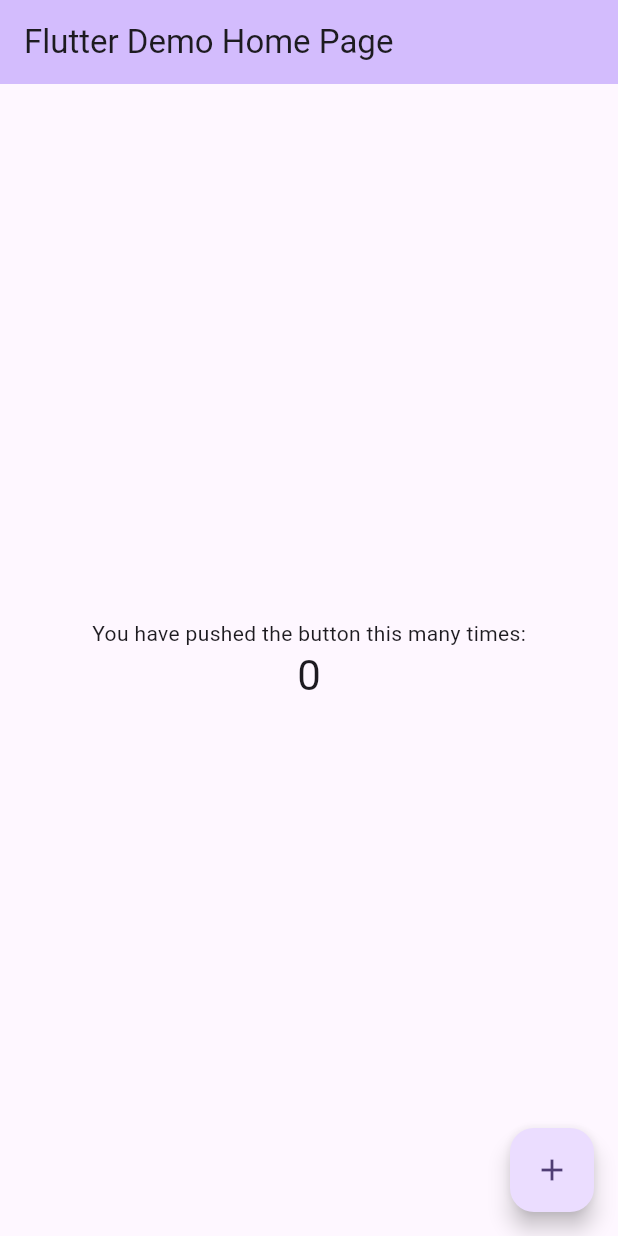
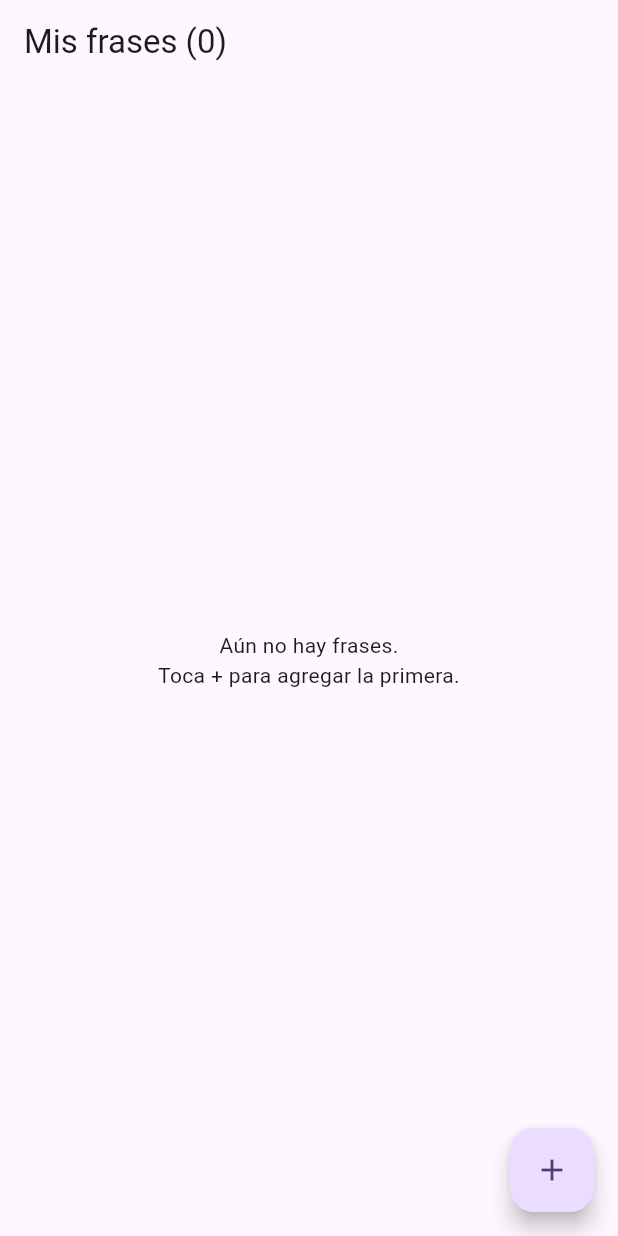
Before and after one commit to daga123-prog/03-dam-frases-DGarcia, a Flutter app: the screen it shows after launch, on a phone screen of 412 x 824 dp. Run offline on Flutter 3.47's test engine with Material 3 defaults, Android fonts, the phone set to English and light mode, and no system bars; our stand-ins replace sqflite; accounts and stored records are empty.

Commit message:
feat: creando la pantalla principal

```diff
--- a/lib/main.dart
+++ b/lib/main.dart
@@ -1,4 +1,5 @@
 import 'package:flutter/material.dart';
+import 'package:frasesapp/screens/home_screen.dart';
 
 void main() {
   runApp(const MyApp());
@@ -7,116 +8,16 @@ void main() {
 class MyApp extends StatelessWidget {
   const MyApp({super.key});
 
-  // This widget is the root of your application.
   @override
   Widget build(BuildContext context) {
     return MaterialApp(
-      title: 'Flutter Demo',
+      debugShowCheckedModeBanner: false,
+      title: 'App de Frases',
       theme: ThemeData(
-        // This is the theme of your application.
-        //
-        // TRY THIS: Try running your application with "flutter run". You'll see
-        // the application has a purple toolbar. Then, without quitting the app,
-        // try changing the seedColor in the colorScheme below to Colors.green
-        // and then invoke "hot reload" (save your changes or press the "hot
-        // reload" button in a Flutter-supported IDE, or press "r" if you used
-        // the command line to start the app).
-        //
-        // Notice that the counter didn't reset back to zero; the application
-        // state is not lost during the reload. To reset the state, use hot
-        // restart instead.
-        //
-        // This works for code too, not just values: Most code changes can be
-        // tested with just a hot reload.
-        colorScheme: .fromSeed(seedColor: Colors.deepPurple),
+        colorScheme: ColorScheme.fromSeed(seedColor: Colors.deepPurple),
+        useMaterial3: true,
       ),
-      home: const MyHomePage(title: 'Flutter Demo Home Page'),
+      home: const HomeScreen(),
     );
   }
 }
-
-class MyHomePage extends StatefulWidget {
-  const MyHomePage({super.key, required this.title});
-
-  // This widget is the home page of your application. It is stateful, meaning
-  // that it has a State object (defined below) that contains fields that affect
-  // how it looks.
-
-  // This class is the configuration for the state. It holds the values (in this
-  // case the title) provided by the parent (in this case the App widget) and
-  // used by the build method of the State. Fields in a Widget subclass are
-  // always marked "final".
-
-  final String title;
-
-  @override
-  State<MyHomePage> createState() => _MyHomePageState();
-}
-
-class _MyHomePageState extends State<MyHomePage> {
-  int _counter = 0;
-
-  void _incrementCounter() {
-    setState(() {
-      // This call to setState tells the Flutter framework that something has
-      // changed in this State, which causes it to rerun the build method below
-      // so that the display can reflect the updated values. If we changed
-      // _counter without calling setState(), then the build method would not be
-      // called again, and so nothing would appear to happen.
-      _counter++;
-    });
-  }
-
-  @override
-  Widget build(BuildContext context) {
-    // This method is rerun every time setState is called, for instance as done
-    // by the _incrementCounter method above.
-    //
-    // The Flutter framework has been optimized to make rerunning build methods
-    // fast, so that you can just rebuild anything that needs updating rather
-    // than having to individually change instances of widgets.
-    return Scaffold(
-      appBar: AppBar(
-        // TRY THIS: Try changing the color here to a specific color (to
-        // Colors.amber, perhaps?) and trigger a hot reload to see the AppBar
-        // change color while the other colors stay the same.
-        backgroundColor: Theme.of(context).colorScheme.inversePrimary,
-        // Here we take the value from the MyHomePage object that was created by
-        // the App.build method, and use it to set our appbar title.
-        title: Text(widget.title),
-      ),
-      body: Center(
-        // Center is a layout widget. It takes a single child and positions it
-        // in the middle of the parent.
-        child: Column(
-          // Column is also a layout widget. It takes a list of children and
-          // arranges them vertically. By default, it sizes itself to fit its
-          // children horizontally, and tries to be as tall as its parent.
-          //
-          // Column has various properties to control how it sizes itself and
-          // how it positions its children. Here we use mainAxisAlignment to
-          // center the children vertically; the main axis here is the vertical
-          // axis because Columns are vertical (the cross axis would be
-          // horizontal).
-          //
-          // TRY THIS: Invoke "debug painting" (choose the "Toggle Debug Paint"
-          // action in the IDE, or press "p" in the console), to see the
-          // wireframe for each widget.
-          mainAxisAlignment: .center,
-          children: [
-            const Text('You have pushed the button this many times:'),
-            Text(
-              '$_counter',
-              style: Theme.of(context).textTheme.headlineMedium,
-            ),
-          ],
-        ),
-      ),
-      floatingActionButton: FloatingActionButton(
-        onPressed: _incrementCounter,
-        tooltip: 'Increment',
-        child: const Icon(Icons.add),
-      ),
-    );
-  }
-}
--- a/lib/screens/home_screen.dart
+++ b/lib/screens/home_screen.dart
@@ -0,0 +1,121 @@
+import 'package:flutter/material.dart';
+import 'package:frasesapp/data/frases_db.dart';
+import 'package:frasesapp/models/frase.dart';
+import 'package:frasesapp/screens/formulario_screen.dart'; // Ajusta la ruta si es necesario
+
+class HomeScreen extends StatefulWidget {
+  const HomeScreen({super.key});
+
+  @override
+  State<HomeScreen> createState() => _HomeScreenState();
+}
+
+class _HomeScreenState extends State<HomeScreen> {
+  final _db = FrasesDb.instancia;
+  List<Frase> _frases = [];
+  bool _cargando = true;
+
+  @override
+  void initState() {
+    super.initState();
+    _cargar();
+  }
+
+  // Pide las frases a la bd y crea la pantalla.
+  Future<void> _cargar() async {
+    final lista = await _db.obtenerTodas();
+    if (!mounted) return;
+    setState(() {
+      _frases = lista;
+      _cargando = false;
+    });
+  }
+
+  Future<void> _abrirFormulario(Frase? existente) async {
+    final guardado = await Navigator.push<bool>(
+      context,
+      MaterialPageRoute(builder: (_) => FormularioScreen(frase: existente)),
+    );
+    if (guardado == true) {
+      await _cargar();
+    }
+  }
+
+  Future<void> _confirmarEliminar(Frase frase) async {
+    final confirmar = await showDialog<bool>(
+      context: context,
+      builder: (ctx) => AlertDialog(
+        title: const Text('Eliminar frase'),
+        content: Text('¿Eliminar la frase de ${frase.autor}?'),
+        actions: [
+          TextButton(
+            onPressed: () => Navigator.pop(ctx, false),
+            child: const Text('Cancelar'),
+          ),
+          FilledButton(
+            onPressed: () => Navigator.pop(ctx, true),
+            child: const Text('Eliminar'),
+          ),
+        ],
+      ),
+    );
+
+    if (confirmar != true) return;
+    await _db.eliminar(frase.id!);
+    await _cargar();
+    if (!mounted) return;
+    ScaffoldMessenger.of(context).showSnackBar(
+      const SnackBar(content: Text('Frase eliminada')),
+    );
+  }
+
+  @override
+  Widget build(BuildContext context) {
+    return Scaffold(
+      appBar: AppBar(title: Text('Mis frases (${_frases.length})')),
+      floatingActionButton: FloatingActionButton(
+        onPressed: () => _abrirFormulario(null),
+        child: const Icon(Icons.add),
+      ),
+      body: _cuerpo(),
+    );
+  }
+
+  Widget _cuerpo() {
+    if (_cargando) {
+      return const Center(child: CircularProgressIndicator());
+    }
+
+    if (_frases.isEmpty) {
+      return const Center(
+        child: Text(
+          'Aún no hay frases.\nToca + para agregar la primera.',
+          textAlign: TextAlign.center,
+        ),
+      );
+    }
+
+    return ListView.builder(
+      itemCount: _frases.length,
+      itemBuilder: (context, i) {
+        final f = _frases[i];
+        return Card(
+          margin: const EdgeInsets.symmetric(horizontal: 12, vertical: 6),
+          child: ListTile(
+            onTap: () => _abrirFormulario(f),
+            title: Text(
+              '"${f.frase}"',
+              style: const TextStyle(fontStyle: FontStyle.italic),
+            ),
+            subtitle: Text('- ${f.autor}'),
+            trailing: IconButton(
+              icon: const Icon(Icons.delete_outline),
+              tooltip: 'Eliminar',
+              onPressed: () => _confirmarEliminar(f),
+            ),
+          ),
+        );
+      },
+    );
+  }
+}
```
